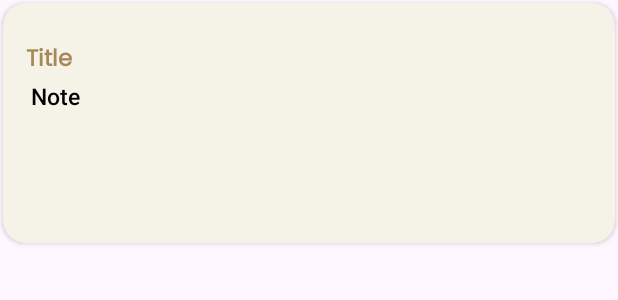
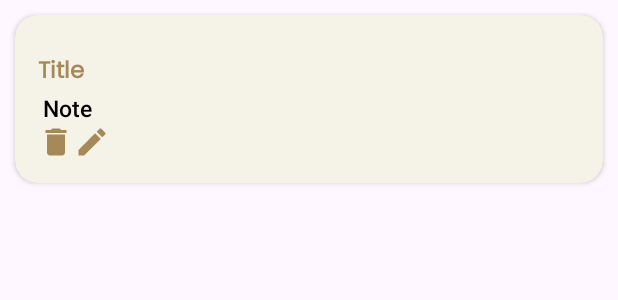
Before and after one commit to Sbilalahmad/My_Importance, an Android app: the layout note_item.xml on its own in the app's theme, with its tools: preview values and no code run, on a phone screen of 412 x 824 dp. Shown: the top 300 px of the screen. Run offline under Robolectric (Android 15) with nearby library versions, the phone set to English and light mode, and no system bars.

Commit message:
add update features

```diff
--- a/app/src/main/AndroidManifest.xml
+++ b/app/src/main/AndroidManifest.xml
@@ -12,6 +12,9 @@
         android:supportsRtl="true"
         android:theme="@style/Theme.MyImportance"
         tools:targetApi="31">
+        <activity
+            android:name=".UpdateNoteActivity"
+            android:exported="false" />
         <activity
             android:name=".AddNoteActivity"
             android:exported="false" />
--- /dev/null
+++ b/app/src/main/res/drawable/baseline_delete_24.xml
@@ -0,0 +1,5 @@
+<vector xmlns:android="http://schemas.android.com/apk/res/android" android:height="24dp" android:tint="#A68958" android:viewportHeight="24" android:viewportWidth="24" android:width="24dp">
+
+    <path android:fillColor="@android:color/white" android:pathData="M6,19c0,1.1 0.9,2 2,2h8c1.1,0 2,-0.9 2,-2V7H6v12zM19,4h-3.5l-1,-1h-5l-1,1H5v2h14V4z"/>
+
+</vector>
--- /dev/null
+++ b/app/src/main/res/drawable/baseline_mode_edit_outline_24.xml
@@ -0,0 +1,7 @@
+<vector xmlns:android="http://schemas.android.com/apk/res/android" android:height="24dp" android:tint="#A68958" android:viewportHeight="24" android:viewportWidth="24" android:width="24dp">
+
+    <path android:fillColor="@android:color/white" android:pathData="M3,17.25l0,3.75l3.75,0l11.06,-11.06l-3.75,-3.75z"/>
+
+    <path android:fillColor="@android:color/white" android:pathData="M20.71,5.63l-2.34,-2.34c-0.39,-0.39 -1.02,-0.39 -1.41,0l-1.83,1.83l3.75,3.75l1.83,-1.83C21.1,6.65 21.1,6.02 20.71,5.63z"/>
+
+</vector>
--- a/app/src/main/res/layout/activity_main.xml
+++ b/app/src/main/res/layout/activity_main.xml
@@ -33,7 +33,7 @@
         android:layout_marginStart="20dp"
         android:layout_marginTop="50dp"
         android:text="Notes"
-        android:textSize="30sp"
+        android:textSize="50sp"
         android:textColor="@color/dark_olive_beige"
         tools:ignore="HardcodedText" />
 
--- a/app/src/main/res/layout/note_item.xml
+++ b/app/src/main/res/layout/note_item.xml
@@ -2,9 +2,10 @@
 <androidx.cardview.widget.CardView xmlns:android="http://schemas.android.com/apk/res/android"
     xmlns:tools="http://schemas.android.com/tools"
     android:layout_width="match_parent"
-    android:layout_height="160dp"
-    android:layout_margin="2dp"
+    android:layout_height="wrap_content"
+    android:layout_margin="10dp"
     android:layout_marginTop="11dp"
+    android:elevation="10dp"
     app:cardBackgroundColor="@color/Newspaper_Color"
     xmlns:app="http://schemas.android.com/apk/res-auto"
     app:cardCornerRadius="15dp">
@@ -19,19 +20,19 @@
             android:id="@+id/title_tv"
             android:layout_width="wrap_content"
             android:layout_height="wrap_content"
+            android:layout_marginTop="10dp"
             android:fontFamily="@font/poppins"
-            android:layout_marginTop="10dp"
+            android:maxLines="2"
             android:text="Title"
             android:textColor="@color/dark_olive_beige"
             android:textSize="15sp"
             android:textStyle="bold"
-            android:maxLines="2"
             tools:ignore="HardcodedText" />
 
         <TextView
             android:id="@+id/content_tv"
             android:layout_width="match_parent"
-            android:layout_height="match_parent"
+            android:layout_height="wrap_content"
             android:layout_below="@+id/title_tv"
             android:layout_marginStart="3dp"
             android:fontFamily="sans-serif-medium"
@@ -42,6 +43,26 @@
             tools:ignore="HardcodedText,SmallSp" />
 
 
+
+        <LinearLayout
+            android:layout_width="wrap_content"
+            android:layout_height="wrap_content"
+            android:layout_below="@+id/content_tv"
+            android:orientation="horizontal">
+
+            <ImageView
+                android:id="@+id/delte_iv"
+                android:layout_width="wrap_content"
+                android:layout_height="match_parent"
+                app:srcCompat="@drawable/baseline_delete_24" />
+
+            <ImageView
+                android:id="@+id/edit_iv"
+                android:layout_width="wrap_content"
+                android:layout_height="match_parent"
+                app:srcCompat="@drawable/baseline_mode_edit_outline_24"
+                tools:ignore="ContentDescription" />
+        </LinearLayout>
     </RelativeLayout>
 
 
```
Also changed, not shown: app/src/main/java/com/syed/myimportance/NoteDatabaseHelper.kt (+25 -0 lines), app/src/main/java/com/syed/myimportance/NotesAdapter.kt (+11 -0 lines), app/src/main/java/com/syed/myimportance/UpdateNoteActivity.kt (added, +45 -0 lines), app/src/main/res/drawable/baseline_edit_document_24.xml (added, +9 -0 lines), app/src/main/res/layout/activity_update_note.xml (added, +83 -0 lines).
